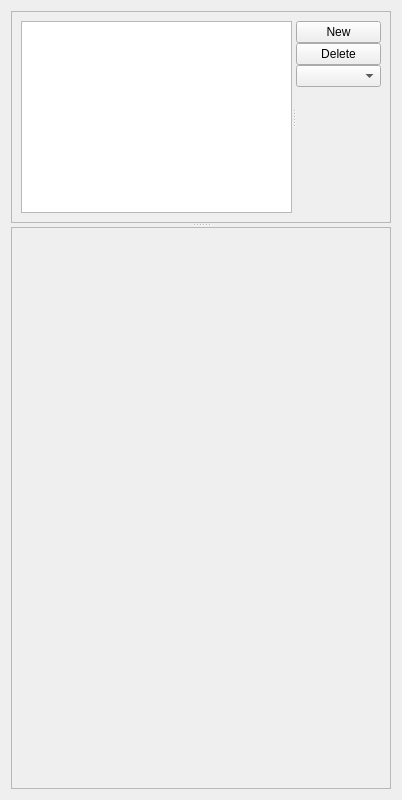
Before: the Qt Designer form apps/vaporgui/LeftPanel.ui in NCAR/VAPOR, drawn with Qt 5.
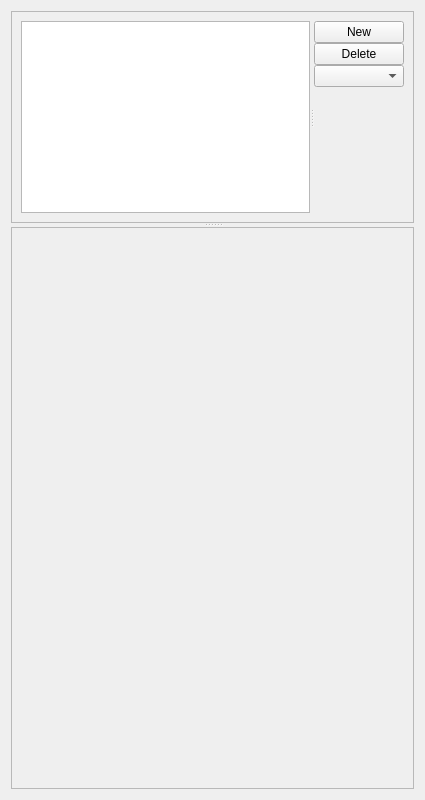
After: the same form once the commit is applied.

```diff
--- a/apps/vaporgui/LeftPanel.ui
+++ b/apps/vaporgui/LeftPanel.ui
@@ -6,10 +6,16 @@
    <rect>
     <x>0</x>
     <y>0</y>
-    <width>402</width>
+    <width>425</width>
     <height>800</height>
    </rect>
   </property>
+  <property name="sizePolicy">
+   <sizepolicy hsizetype="Minimum" vsizetype="Minimum">
+    <horstretch>0</horstretch>
+    <verstretch>0</verstretch>
+   </sizepolicy>
+  </property>
   <property name="windowTitle">
    <string>Form</string>
   </property>
@@ -153,7 +159,7 @@
      </widget>
      <widget class="QFrame" name="settingsFrame">
       <property name="sizePolicy">
-       <sizepolicy hsizetype="Preferred" vsizetype="Expanding">
+       <sizepolicy hsizetype="Minimum" vsizetype="Minimum">
         <horstretch>0</horstretch>
         <verstretch>1</verstretch>
        </sizepolicy>
@@ -171,7 +177,7 @@
        <item>
         <widget class="QStackedWidget" name="stackedWidget">
          <property name="sizePolicy">
-          <sizepolicy hsizetype="Preferred" vsizetype="MinimumExpanding">
+          <sizepolicy hsizetype="Minimum" vsizetype="Minimum">
            <horstretch>0</horstretch>
            <verstretch>0</verstretch>
           </sizepolicy>
```
Left out of the diff: 2 changed lines with no effect on the pictures.
